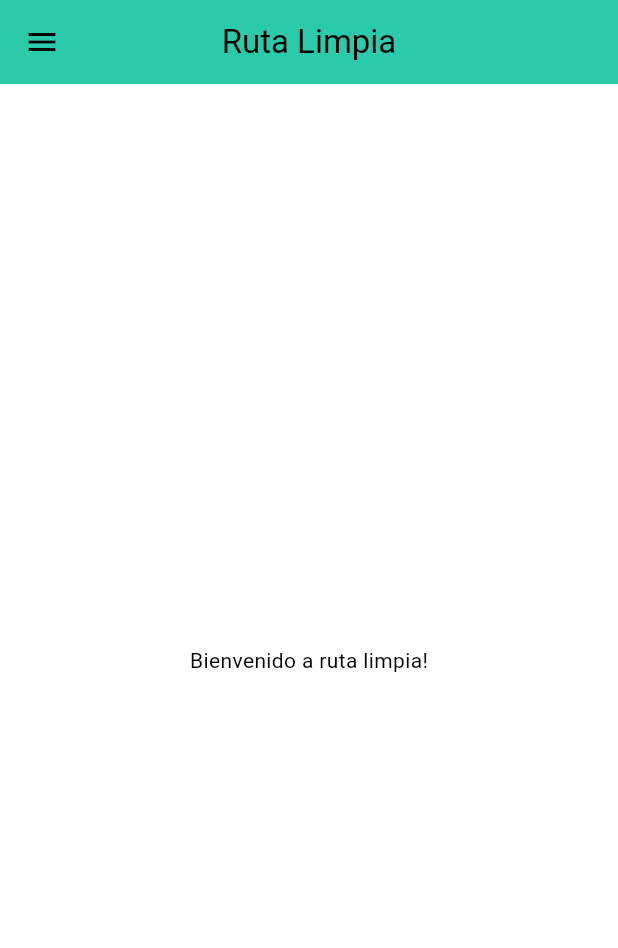
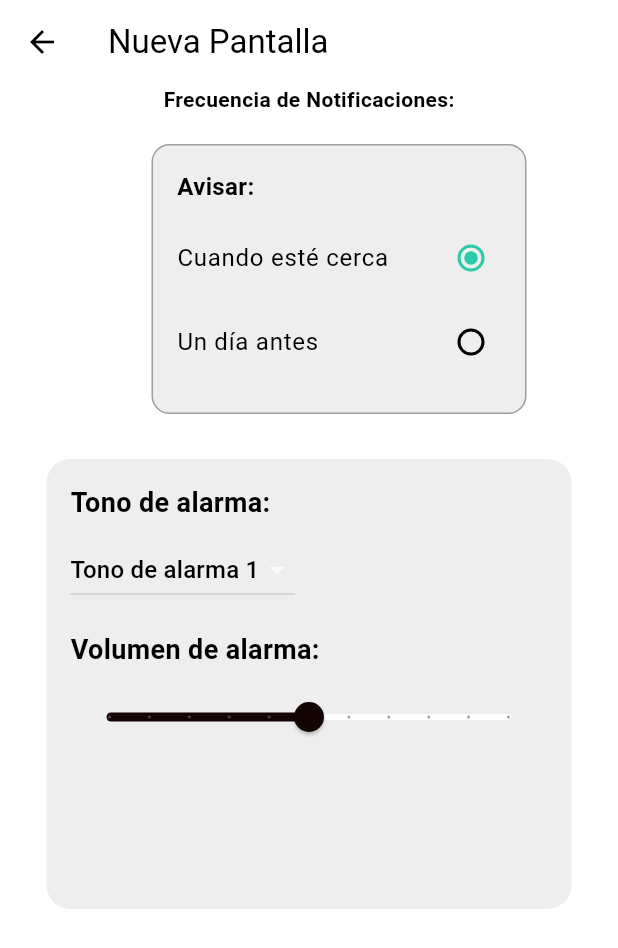
Before and after one commit to RodLA/ruta-limpia, a Flutter app: the screen it shows after launch, on a phone screen of 412 x 824 dp. Shown: the top 948 px of the screen. Run offline on Flutter 3.47's test engine with Material 2 defaults, Android fonts, the phone set to English and light mode, and no system bars; our stand-ins replace flutter_cache_manager, google_maps_flutter, permission_handler.

Commit message:
Subiendo pantallas cuenta/cambiarcontraseña/horarios/notificaciones

```diff
--- a/lib/app/routes/routes.dart
+++ b/lib/app/routes/routes.dart
@@ -12,5 +12,8 @@ abstract class Routes{
   // ignore: constant_identifier_names
   static const LOGIN= '/login';
   static const REGISTER='/register';
-
+  static const ACCOUNT= '/account';
+  static const CHANGEPASSWORD= '/changepassword';
+  static const DIARYROUTES= '/diaryroutes';
+  static const NOTIFICATION= '/notification';
 }
--- /dev/null
+++ b/lib/app/screens/users/Views/notification_screen.dart
@@ -0,0 +1,170 @@
+import 'package:flutter/material.dart';
+
+class NuevaPantalla extends StatefulWidget {
+  @override
+  _NuevaPantallaState createState() => _NuevaPantallaState();
+}
+
+
+class _NuevaPantallaState extends State<NuevaPantalla> {
+
+
+int _selectedValue = 0;
+double _alarmVolume = 0.5;
+String _selectedAlarmTone = 'Tono de alarma 1';
+
+
+  @override
+  Widget build(BuildContext context) {
+    return Scaffold(
+      appBar: AppBar(
+        title: Text('Nueva Pantalla'),
+      ),
+  body: Column(
+  //crossAxisAlignment: CrossAxisAlignment.center,
+
+  children: [
+    const Text('Frecuencia de Notificaciones:',
+    style: TextStyle(
+      fontWeight: FontWeight.bold
+    ),),
+    SizedBox(height: 20.0,),
+    Flexible(
+
+      child: Container(
+        height: 180,
+        width: 250,
+        margin: EdgeInsets.only(left: 40),
+        decoration: BoxDecoration(
+
+          border: Border.all(color: Colors.grey),
+          borderRadius: BorderRadius.circular(12),
+          color: Colors.grey.shade200,
+
+        ),
+        padding: EdgeInsets.all(16),
+        child: Column(
+
+          crossAxisAlignment: CrossAxisAlignment.start,
+          children: [
+            const Text(
+              'Avisar:',
+              style: TextStyle(
+                fontSize: 16,
+                fontWeight: FontWeight.bold,
+              ),
+            ),
+            SizedBox(height: 8),
+            Flexible(
+              child: Column(
+                crossAxisAlignment: CrossAxisAlignment.start,
+                children: [
+                  RadioListTile(
+                    title: const Text('Cuando esté cerca'),
+                    value: 0,
+                    groupValue: _selectedValue,
+                    onChanged: (value) {
+                      setState(() {
+                        _selectedValue = value!;
+                      });
+                    },
+                    controlAffinity: ListTileControlAffinity.trailing,
+                    contentPadding: EdgeInsets.all(0),
+                    activeColor: const Color.fromARGB(255, 42, 202, 170),
+
+
+                  ),
+                  RadioListTile(
+                    title: Text('Un día antes'),
+                    value: 1,
+                    groupValue: _selectedValue,
+                    onChanged: (value) {
+                      setState(() {
+                        _selectedValue = value!;
+                      });
+                    },
+                    controlAffinity: ListTileControlAffinity.trailing,
+                    contentPadding: EdgeInsets.all(0),
+                    activeColor: const Color.fromARGB(255, 42, 202, 170),
+                          ),
+                        ],
+                      ),
+                    ),
+                  ],
+                ),
+              ),
+            ),
+            const SizedBox(height: 30),
+            ///////////////////
+            //////////////
+            Center(child: SizedBox(
+              child:  Container(
+                alignment: Alignment.center,
+                height: 300,
+                width: 350,
+              //margin: EdgeInsets.all(2),
+              padding: EdgeInsets.all(16.0),
+              decoration: BoxDecoration(
+                color: Colors.grey[200],
+                borderRadius: BorderRadius.circular(16.0),
+              ),
+              child: Column(
+                crossAxisAlignment: CrossAxisAlignment.start,
+                children: [
+                  const Text(
+                    'Tono de alarma:',
+                    style: TextStyle(
+                      fontWeight: FontWeight.bold,
+                      fontSize: 18.0,
+                    ),
+                  ),
+                  SizedBox(height: 8.0),
+                  DropdownButton<String>(
+                    value: _selectedAlarmTone,
+                    onChanged: (dynamic newValue) {
+                      setState(() {
+                        _selectedAlarmTone = newValue;
+                      });
+                    },
+                    items: <String>['Tono de alarma 1', 'Tono de alarma 2', 'Tono de alarma 3', 'Tono de alarma 4']
+                      .map<DropdownMenuItem<String>>((String value) {
+                        return DropdownMenuItem<String>(
+                          value: value,
+                          child: Text(value),
+                        );
+                      })
+                      .toList(),
+                  ),
+
+                  const SizedBox(height: 16.0),
+                  const Text(
+                    'Volumen de alarma:',
+                    style: TextStyle(
+                      fontWeight: FontWeight.bold,
+                      fontSize: 18.0,
+                    ),
+                  ),
+                  SizedBox(height: 8.0),
+                  Slider(
+                    value: _alarmVolume,
+                    onChanged: (double newValue) {
+                      setState(() {
+                        _alarmVolume = newValue;
+                      });
+                    },
+                    min: 0.0,
+                    max: 1.0,
+                    divisions: 10,
+                    label: _alarmVolume.toStringAsFixed(1),
+                    ),
+                  ],
+              ),
+              ),
+            ),)
+
+],
+),
+
+  );
+  }
+}
--- a/lib/main.dart
+++ b/lib/main.dart
@@ -32,7 +32,7 @@ class MyApp extends StatelessWidget {
               surface: ColorsMyApp.surfacecolor,
               onSurface: ColorsMyApp.onsurfacecolor),
         ),
-      initialRoute: Routes.HOME,
+      initialRoute: Routes.NOTIFICATION,
       routes: appRoutes(),
     );
   }
--- a/pubspec.yaml
+++ b/pubspec.yaml
@@ -36,6 +36,9 @@ dependencies:
   permission_handler: ^10.2.0
   animated_splash_screen: ^1.3.0
   flutter_spinkit: ^5.1.0
+  intl: ^0.15.7
+
+
 
   # The following adds the Cupertino Icons font to your application.
   # Use with the CupertinoIcons class for iOS style icons.
```
Also changed, not shown: lib/app/routes/pages.dart (+10 -0 lines), lib/app/screens/users/Views/account_screen.dart (+72 -11 lines), lib/app/screens/users/Views/changepassword_screen.dart (added, +183 -0 lines), lib/app/screens/users/Views/diary_screen.dart (added, +180 -0 lines), lib/app/screens/users/Views/home.dart (added, +105 -0 lines), pubspec.lock, 1 other file.
